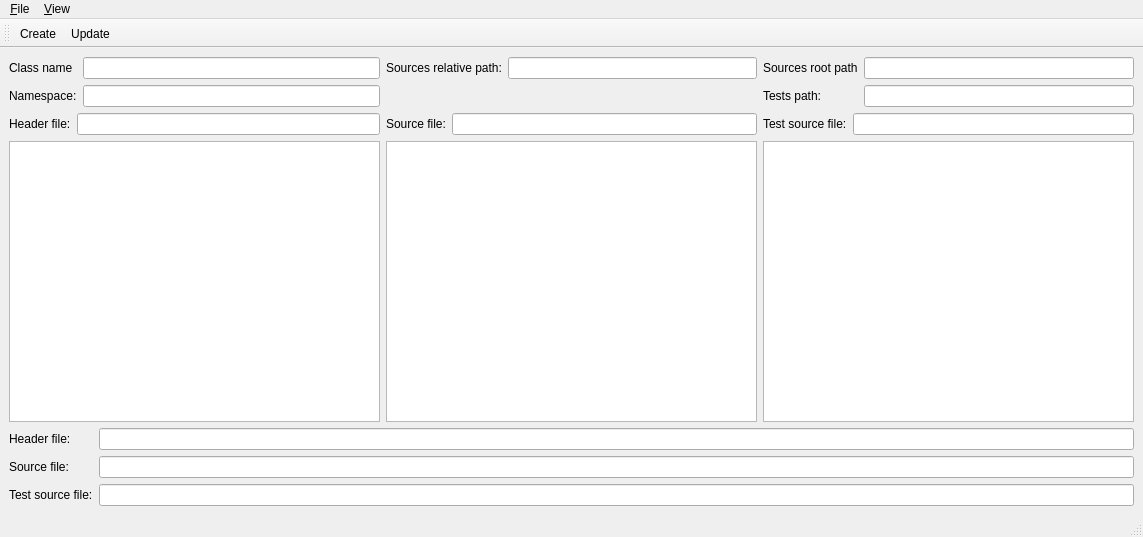
The window that apps/CreateClass/src/MainWindow.ui (scandyna/CppRefactoringTools) describes before a commit, drawn with Qt 5.
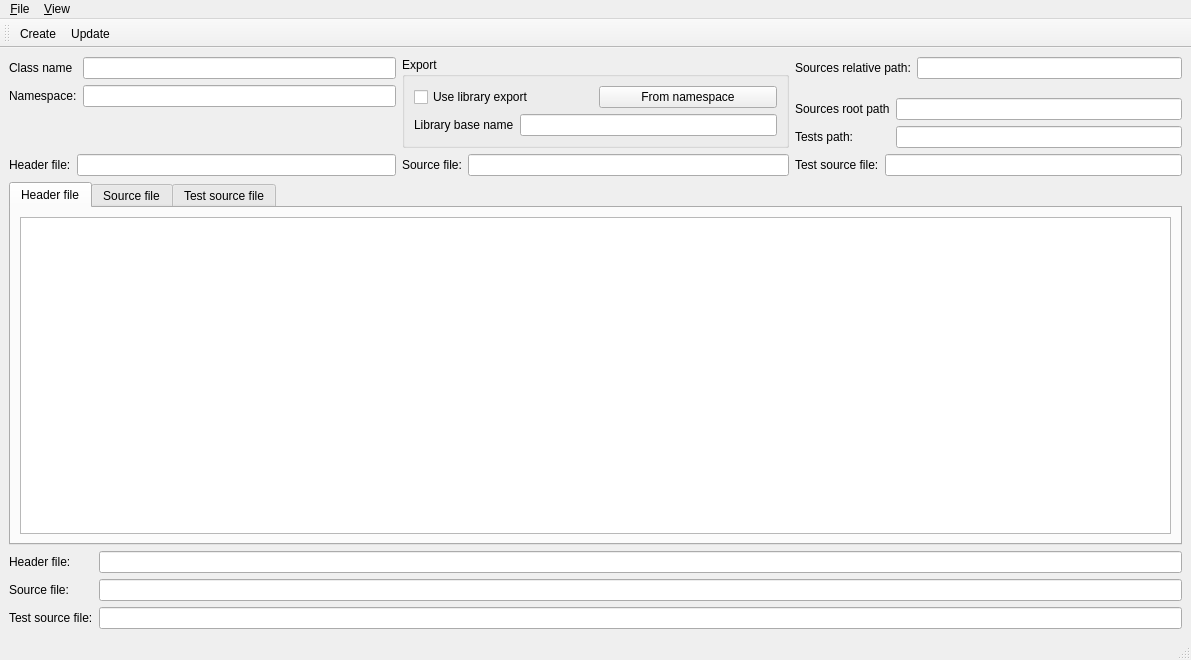
The same window after the commit. Icons and pictures are not drawn.

Commit message: Work mainly on library export

What changed in the file:
```diff
--- a/apps/CreateClass/src/MainWindow.ui
+++ b/apps/CreateClass/src/MainWindow.ui
@@ -6,8 +6,8 @@
    <rect>
     <x>0</x>
     <y>0</y>
-    <width>1143</width>
-    <height>537</height>
+    <width>1191</width>
+    <height>660</height>
    </rect>
   </property>
   <property name="windowTitle">
@@ -15,7 +15,7 @@
   </property>
   <widget class="QWidget" name="centralwidget">
    <layout class="QGridLayout" name="gridLayout">
-    <item row="0" column="0">
+    <item row="0" column="0" rowspan="2">
      <layout class="QFormLayout" name="formLayout">
       <item row="0" column="0">
        <widget class="QLabel" name="classNameLabel">
@@ -39,7 +39,48 @@
       </item>
      </layout>
     </item>
-    <item row="0" column="1">
+    <item row="0" column="1" rowspan="2">
+     <widget class="QGroupBox" name="groupBox">
+      <property name="title">
+       <string>Export</string>
+      </property>
+      <layout class="QVBoxLayout" name="verticalLayout_4">
+       <item>
+        <layout class="QHBoxLayout" name="horizontalLayout">
+         <item>
+          <widget class="QCheckBox" name="cbUseLibraryExport">
+           <property name="text">
+            <string>Use library export</string>
+           </property>
+          </widget>
+         </item>
+         <item>
+          <widget class="QPushButton" name="pbLibraryNameFromNamespace">
+           <property name="text">
+            <string>From namespace</string>
+           </property>
+          </widget>
+         </item>
+        </layout>
+       </item>
+       <item>
+        <layout class="QFormLayout" name="formLayout_8">
+         <item row="0" column="0">
+          <widget class="QLabel" name="libraryBaseNameLabel">
+           <property name="text">
+            <string>Library base name</string>
+           </property>
+          </widget>
+         </item>
+         <item row="0" column="1">
+          <widget class="QLineEdit" name="libraryBaseNameEdit"/>
+         </item>
+        </layout>
+       </item>
+      </layout>
+     </widget>
+    </item>
+    <item row="0" column="2">
      <layout class="QFormLayout" name="formLayout_6">
       <item row="0" column="0">
        <widget class="QLabel" name="sourceRelativePathLabel">
@@ -53,7 +94,7 @@
       </item>
      </layout>
     </item>
-    <item row="0" column="2">
+    <item row="1" column="2">
      <layout class="QFormLayout" name="formLayout_4">
       <item row="0" column="0">
        <widget class="QLabel" name="sourceRootDirectoryPathLabel">
@@ -77,7 +118,7 @@
       </item>
      </layout>
     </item>
-    <item row="1" column="0">
+    <item row="2" column="0">
      <layout class="QFormLayout" name="formLayout_2">
       <item row="0" column="0">
        <widget class="QLabel" name="headerFileNameLabel">
@@ -91,7 +132,7 @@
       </item>
      </layout>
     </item>
-    <item row="1" column="1">
+    <item row="2" column="1">
      <layout class="QFormLayout" name="formLayout_3">
       <item row="0" column="0">
        <widget class="QLabel" name="sourceFileNameLabel">
@@ -105,7 +146,7 @@
       </item>
      </layout>
     </item>
-    <item row="1" column="2">
+    <item row="2" column="2">
      <layout class="QFormLayout" name="formLayout_5">
       <item row="0" column="0">
        <widget class="QLabel" name="testSourceFileNameLabel">
@@ -119,16 +160,44 @@
       </item>
      </layout>
     </item>
-    <item row="2" column="0">
-     <widget class="QPlainTextEdit" name="headerFileEdit"/>
-    </item>
-    <item row="2" column="1">
-     <widget class="QPlainTextEdit" name="sourceFileEdit"/>
-    </item>
-    <item row="2" column="2">
-     <widget class="QPlainTextEdit" name="testSourceFileEdit"/>
-    </item>
     <item row="3" column="0" colspan="3">
+     <widget class="QTabWidget" name="tabWidget">
+      <property name="currentIndex">
+       <number>0</number>
+      </property>
+      <widget class="QWidget" name="tab">
+       <attribute name="title">
+        <string>Header file</string>
+       </attribute>
+       <layout class="QVBoxLayout" name="verticalLayout_3">
+        <item>
+         <widget class="QPlainTextEdit" name="headerFileEdit"/>
+        </item>
+       </layout>
+      </widget>
+      <widget class="QWidget" name="tab_2">
+       <attribute name="title">
+        <string>Source file</string>
+       </attribute>
+       <layout class="QVBoxLayout" name="verticalLayout_2">
+        <item>
+         <widget class="QPlainTextEdit" name="sourceFileEdit"/>
+        </item>
+       </layout>
+      </widget>
+      <widget class="QWidget" name="tab_3">
+       <attribute name="title">
+        <string>Test source file</string>
+       </attribute>
+       <layout class="QVBoxLayout" name="verticalLayout">
+        <item>
+         <widget class="QPlainTextEdit" name="testSourceFileEdit"/>
+        </item>
+       </layout>
+      </widget>
+     </widget>
+    </item>
+    <item row="4" column="0" colspan="3">
      <layout class="QFormLayout" name="formLayout_7">
       <item row="0" column="0">
        <widget class="QLabel" name="headerFilePathLabel">
@@ -235,7 +304,7 @@
     <rect>
      <x>0</x>
      <y>0</y>
-     <width>1143</width>
+     <width>1191</width>
      <height>20</height>
     </rect>
    </property>
```
Left out of the diff: 3 changed lines with no effect on the pictures. The commit also changes 26 other files.
